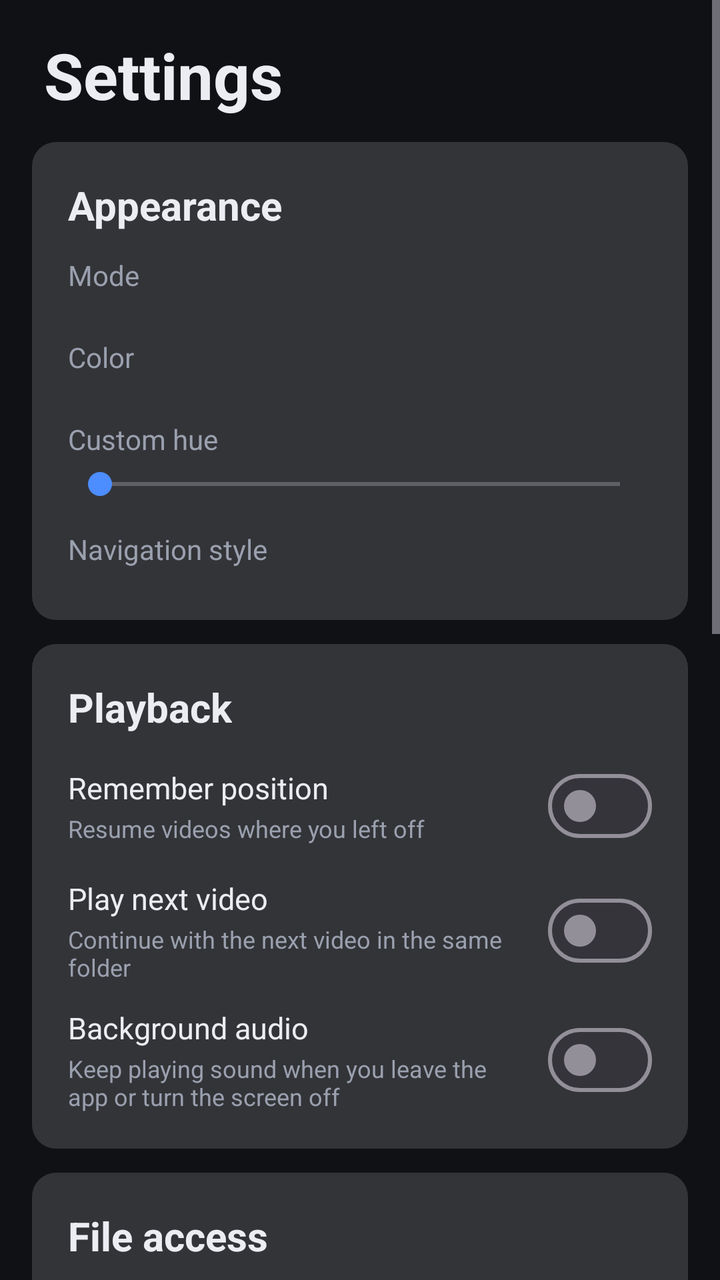
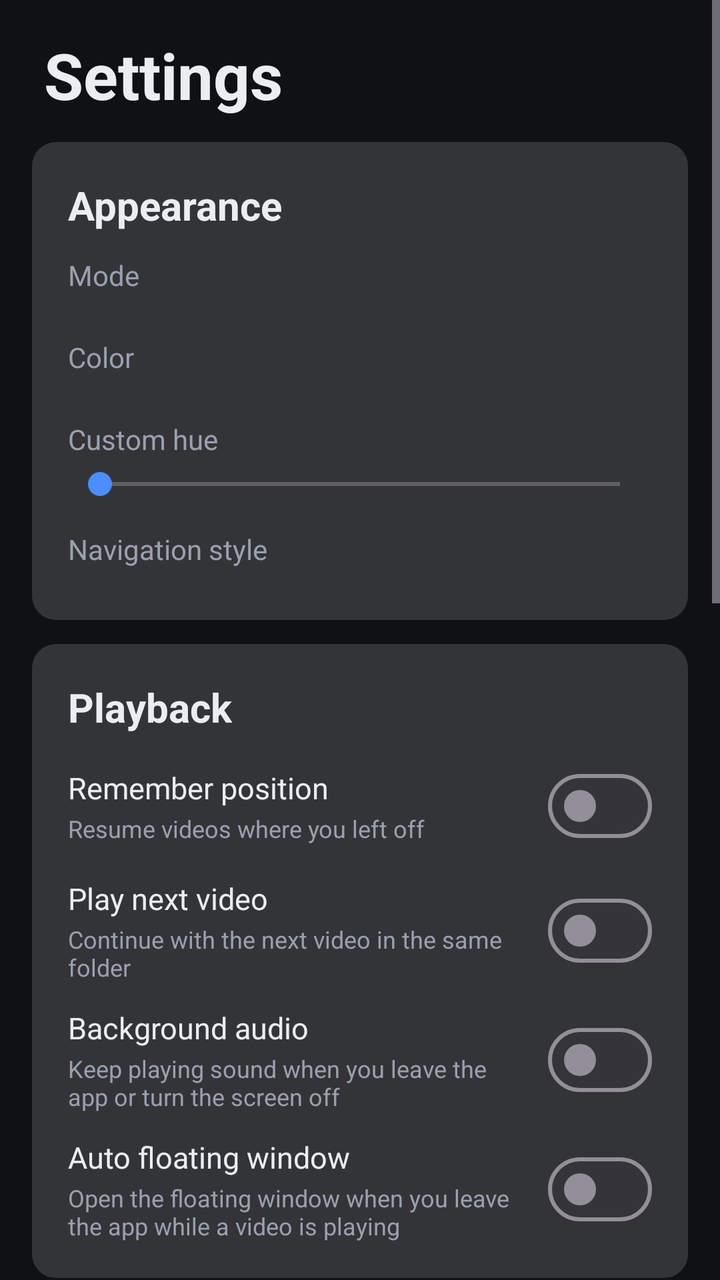

The first picture is an Android layout as it rendered before a commit; the second is the same layout after the commit. The layout source and the unified diff follow.
<!-- AndroidManifest.xml: application theme Theme.LightPlayer -->
<!-- res/layout/fragment_settings.xml -->
<?xml version="1.0" encoding="utf-8"?>
<ScrollView xmlns:android="http://schemas.android.com/apk/res/android"
    android:layout_width="match_parent"
    android:layout_height="match_parent"
    android:clipToPadding="false"
    android:fillViewport="true"
    android:overScrollMode="ifContentScrolls"
    android:paddingBottom="16dp">

    <LinearLayout
        android:layout_width="match_parent"
        android:layout_height="wrap_content"
        android:orientation="vertical"
        android:paddingHorizontal="16dp"
        android:paddingTop="16dp">

        <TextView
            android:layout_width="wrap_content"
            android:layout_height="wrap_content"
            android:layout_marginStart="6dp"
            android:layout_marginBottom="12dp"
            android:tag="text1"
            android:text="@string/settings_title"
            android:textColor="@color/text_primary"
            android:textSize="32sp"
            android:textStyle="bold" />

        
        <LinearLayout
            android:layout_width="match_parent"
            android:layout_height="wrap_content"
            android:layout_marginBottom="12dp"
            android:background="@drawable/bg_count_pill"
            android:orientation="vertical"
            android:padding="18dp"
            android:tag="card">

            <TextView
                android:layout_width="wrap_content"
                android:layout_height="wrap_content"
                android:tag="text1"
                android:text="@string/settings_appearance"
                android:textColor="@color/text_primary"
                android:textSize="20sp"
                android:textStyle="bold" />

            <TextView
                android:layout_width="wrap_content"
                android:layout_height="wrap_content"
                android:layout_marginTop="12dp"
                android:tag="text2"
                android:text="@string/settings_mode"
                android:textColor="@color/text_secondary"
                android:textSize="14sp" />

            <HorizontalScrollView
                android:layout_width="match_parent"
                android:layout_height="wrap_content"
                android:layout_marginTop="8dp"
                android:overScrollMode="never"
                android:scrollbars="none">

                <LinearLayout
                    android:id="@+id/modeChips"
                    android:layout_width="wrap_content"
                    android:layout_height="wrap_content"
                    android:orientation="horizontal" />
            </HorizontalScrollView>

            <TextView
                android:layout_width="wrap_content"
                android:layout_height="wrap_content"
                android:layout_marginTop="14dp"
                android:tag="text2"
                android:text="@string/settings_color"
                android:textColor="@color/text_secondary"
                android:textSize="14sp" />

            <HorizontalScrollView
                android:layout_width="match_parent"
                android:layout_height="wrap_content"
                android:layout_marginTop="8dp"
                android:overScrollMode="never"
                android:scrollbars="none">

                <LinearLayout
                    android:id="@+id/colorChips"
                    android:layout_width="wrap_content"
                    android:layout_height="wrap_content"
                    android:orientation="horizontal" />
            </HorizontalScrollView>

            <TextView
                android:layout_width="wrap_content"
                android:layout_height="wrap_content"
                android:layout_marginTop="14dp"
                android:tag="text2"
                android:text="@string/settings_hue"
                android:textColor="@color/text_secondary"
                android:textSize="14sp" />

            <SeekBar
                android:id="@+id/hueSeek"
                android:layout_width="match_parent"
                android:layout_height="wrap_content"
                android:layout_marginTop="4dp"
                android:max="360"
                android:progressTint="@color/accent"
                android:tag="seek"
                android:thumbTint="@color/accent" />

            <TextView
                android:layout_width="wrap_content"
                android:layout_height="wrap_content"
                android:layout_marginTop="14dp"
                android:tag="text2"
                android:text="@string/settings_nav"
                android:textColor="@color/text_secondary"
                android:textSize="14sp" />

            <HorizontalScrollView
                android:layout_width="match_parent"
                android:layout_height="wrap_content"
                android:layout_marginTop="8dp"
                android:overScrollMode="never"
                android:scrollbars="none">

                <LinearLayout
                    android:id="@+id/navChips"
                    android:layout_width="wrap_content"
                    android:layout_height="wrap_content"
                    android:orientation="horizontal" />
            </HorizontalScrollView>
        </LinearLayout>

        
        <LinearLayout
            android:layout_width="match_parent"
            android:layout_height="wrap_content"
            android:layout_marginBottom="12dp"
            android:background="@drawable/bg_count_pill"
            android:orientation="vertical"
            android:padding="18dp"
            android:tag="card">

            <TextView
                android:layout_width="wrap_content"
                android:layout_height="wrap_content"
                android:tag="text1"
                android:text="@string/settings_playback"
                android:textColor="@color/text_primary"
                android:textSize="20sp"
                android:textStyle="bold" />

            <LinearLayout
                android:layout_width="match_parent"
                android:layout_height="wrap_content"
                android:gravity="center_vertical"
                android:orientation="horizontal"
                android:paddingTop="12dp">

                <LinearLayout
                    android:layout_width="0dp"
                    android:layout_height="wrap_content"
                    android:layout_marginEnd="12dp"
                    android:layout_weight="1"
                    android:orientation="vertical">

                    <TextView
                        android:layout_width="match_parent"
                        android:layout_height="wrap_content"
                        android:tag="text1"
                        android:text="@string/settings_resume"
                        android:textColor="@color/text_primary"
                        android:textSize="15sp" />

                    <TextView
                        android:layout_width="match_parent"
                        android:layout_height="wrap_content"
                        android:layout_marginTop="2dp"
                        android:tag="text2"
                        android:text="@string/settings_resume_sub"
                        android:textColor="@color/text_secondary"
                        android:textSize="12sp" />
                </LinearLayout>

                <com.google.android.material.materialswitch.MaterialSwitch
                    android:id="@+id/switchResume"
                    android:layout_width="wrap_content"
                    android:layout_height="wrap_content"
                    android:tag="switch" />
            </LinearLayout>

            <LinearLayout
                android:layout_width="match_parent"
                android:layout_height="wrap_content"
                android:gravity="center_vertical"
                android:orientation="horizontal"
                android:paddingTop="12dp">

                <LinearLayout
                    android:layout_width="0dp"
                    android:layout_height="wrap_content"
                    android:layout_marginEnd="12dp"
                    android:layout_weight="1"
                    android:orientation="vertical">

                    <TextView
                        android:layout_width="match_parent"
                        android:layout_height="wrap_content"
                        android:tag="text1"
                        android:text="@string/settings_auto_next"
                        android:textColor="@color/text_primary"
                        android:textSize="15sp" />

                    <TextView
                        android:layout_width="match_parent"
                        android:layout_height="wrap_content"
                        android:layout_marginTop="2dp"
                        android:tag="text2"
                        android:text="@string/settings_auto_next_sub"
                        android:textColor="@color/text_secondary"
                        android:textSize="12sp" />
                </LinearLayout>

                <com.google.android.material.materialswitch.MaterialSwitch
                    android:id="@+id/switchAutoNext"
                    android:layout_width="wrap_content"
                    android:layout_height="wrap_content"
                    android:tag="switch" />
            </LinearLayout>

            <LinearLayout
                android:layout_width="match_parent"
                android:layout_height="wrap_content"
                android:gravity="center_vertical"
                android:orientation="horizontal"
                android:paddingTop="12dp">

                <LinearLayout
                    android:layout_width="0dp"
                    android:layout_height="wrap_content"
                    android:layout_marginEnd="12dp"
                    android:layout_weight="1"
                    android:orientation="vertical">

                    <TextView
                        android:layout_width="match_parent"
                        android:layout_height="wrap_content"
                        android:tag="text1"
                        android:text="@string/settings_bg_audio"
                        android:textColor="@color/text_primary"
                        android:textSize="15sp" />

                    <TextView
                        android:layout_width="match_parent"
                        android:layout_height="wrap_content"
                        android:layout_marginTop="2dp"
                        android:tag="text2"
                        android:text="@string/settings_bg_audio_sub"
                        android:textColor="@color/text_secondary"
                        android:textSize="12sp" />
                </LinearLayout>

                <com.google.android.material.materialswitch.MaterialSwitch
                    android:id="@+id/switchBgAudio"
                    android:layout_width="wrap_content"
                    android:layout_height="wrap_content"
                    android:tag="switch" />
            </LinearLayout>
        </LinearLayout>

        
        <LinearLayout
            android:layout_width="match_parent"
            android:layout_height="wrap_content"
            android:layout_marginBottom="12dp"
            android:background="@drawable/bg_count_pill"
            android:orientation="vertical"
            android:padding="18dp"
            android:tag="card">

            <TextView
                android:layout_width="wrap_content"
                android:layout_height="wrap_content"
                android:tag="text1"
                android:text="@string/settings_file_access"
                android:textColor="@color/text_primary"
                android:textSize="20sp"
                android:textStyle="bold" />

            <TextView
                android:id="@+id/fileStatus"
                android:layout_width="match_parent"
                android:layout_height="wrap_content"
                android:layout_marginTop="6dp"
                android:tag="text2"
                android:textColor="@color/text_secondary"
                android:textSize="15sp" />

            <Button
                android:id="@+id/btnGrantAccess"
                style="?attr/materialButtonOutlinedStyle"
                android:layout_width="match_parent"
                android:layout_height="wrap_content"
                android:layout_marginTop="10dp"
                android:tag="btn_outline"
                android:text="@string/settings_grant"
                android:visibility="gone" />
        </LinearLayout>

        
        <LinearLayout
            android:layout_width="match_parent"
            android:layout_height="wrap_content"
            android:layout_marginBottom="12dp"
            android:background="@drawable/bg_count_pill"
            android:orientation="vertical"
            android:padding="18dp"
            android:tag="card">

            <TextView
                android:layout_width="wrap_content"
                android:layout_height="wrap_content"
                android:tag="text1"
                android:text="@string/settings_tts_header"
                android:textColor="@color/text_primary"
                android:textSize="20sp"
                android:textStyle="bold" />

            <LinearLayout
                android:id="@+id/engineRow"
                android:layout_width="match_parent"
                android:layout_height="wrap_content"
                android:background="?attr/selectableItemBackground"
                android:clickable="true"
                android:focusable="true"
                android:gravity="center_vertical"
                android:orientation="horizontal"
                android:paddingVertical="14dp">

                <TextView
                    android:layout_width="0dp"
                    android:layout_height="wrap_content"
                    android:layout_weight="1"
                    android:tag="text1"
                    android:text="@string/settings_engine"
                    android:textColor="@color/text_primary"
                    android:textSize="15sp" />

                <TextView
                    android:id="@+id/engineValue"
                    android:layout_width="wrap_content"
                    android:layout_height="wrap_content"
                    android:tag="accent_text"
                    android:text="@string/settings_default_engine"
                    android:textColor="@color/text_secondary"
                    android:textSize="14sp" />
            </LinearLayout>

            <TextView
                android:layout_width="wrap_content"
                android:layout_height="wrap_content"
                android:layout_marginTop="6dp"
                android:tag="text2"
                android:text="@string/settings_rate"
                android:textColor="@color/text_secondary"
                android:textSize="14sp" />

            <LinearLayout
                android:layout_width="match_parent"
                android:layout_height="wrap_content"
                android:gravity="center_vertical"
                android:orientation="horizontal">

                <SeekBar
                    android:id="@+id/rateSeek"
                    android:layout_width="0dp"
                    android:layout_height="wrap_content"
                    android:layout_weight="1"
                    android:max="100"
                    android:progress="33"
                    android:progressTint="@color/accent"
                    android:tag="seek"
                    android:thumbTint="@color/accent" />

                <TextView
                    android:id="@+id/rateValue"
                    android:layout_width="60dp"
                    android:layout_height="wrap_content"
                    android:gravity="end"
                    android:tag="text1"
                    android:text="@string/settings_rate_default"
                    android:textColor="@color/text_secondary"
                    android:textSize="13sp" />
            </LinearLayout>

            <TextView
                android:layout_width="wrap_content"
                android:layout_height="wrap_content"
                android:layout_marginTop="10dp"
                android:tag="text2"
                android:text="@string/settings_pitch"
                android:textColor="@color/text_secondary"
                android:textSize="14sp" />

            <LinearLayout
                android:layout_width="match_parent"
                android:layout_height="wrap_content"
                android:gravity="center_vertical"
                android:orientation="horizontal">

                <SeekBar
                    android:id="@+id/pitchSeek"
                    android:layout_width="0dp"
                    android:layout_height="wrap_content"
                    android:layout_weight="1"
                    android:max="100"
                    android:progress="33"
                    android:progressTint="@color/accent_tts"
                    android:tag="seek_tts"
                    android:thumbTint="@color/accent_tts" />

                <TextView
                    android:id="@+id/pitchValue"
                    android:layout_width="60dp"
                    android:layout_height="wrap_content"
                    android:gravity="end"
                    android:tag="text1"
                    android:text="@string/settings_rate_default"
                    android:textColor="@color/text_secondary"
                    android:textSize="13sp" />
            </LinearLayout>
        </LinearLayout>

        
        <LinearLayout
            android:layout_width="match_parent"
            android:layout_height="wrap_content"
            android:layout_marginBottom="12dp"
            android:background="@drawable/bg_count_pill"
            android:orientation="vertical"
            android:padding="18dp"
            android:tag="card">

            <TextView
                android:layout_width="wrap_content"
                android:layout_height="wrap_content"
                android:tag="text1"
                android:text="@string/settings_storage_header"
                android:textColor="@color/text_primary"
                android:textSize="20sp"
                android:textStyle="bold" />

            <TextView
                android:id="@+id/storageInfo"
                android:layout_width="match_parent"
                android:layout_height="wrap_content"
                android:layout_marginTop="6dp"
                android:tag="text2"
                android:text="@string/settings_generated_fmt"
                android:textColor="@color/text_secondary"
                android:textSize="15sp" />

            <Button
                android:id="@+id/clearTts"
                style="?attr/materialButtonOutlinedStyle"
                android:layout_width="match_parent"
                android:layout_height="wrap_content"
                android:layout_marginTop="12dp"
                android:tag="btn_outline"
                android:text="@string/settings_clear_tts" />

            <Button
                android:id="@+id/clearCache"
                style="?attr/materialButtonOutlinedStyle"
                android:layout_width="match_parent"
                android:layout_height="wrap_content"
                android:layout_marginTop="8dp"
                android:tag="btn_outline"
                android:text="@string/settings_clear_cache" />
        </LinearLayout>

        
        <LinearLayout
            android:layout_width="match_parent"
            android:layout_height="wrap_content"
            android:layout_marginBottom="12dp"
            android:background="@drawable/bg_count_pill"
            android:orientation="vertical"
            android:padding="18dp"
            android:tag="card">

            <TextView
                android:layout_width="wrap_content"
                android:layout_height="wrap_content"
                android:tag="text1"
                android:text="@string/settings_about_header"
                android:textColor="@color/text_primary"
                android:textSize="20sp"
                android:textStyle="bold" />

            <TextView
                android:id="@+id/versionText"
                android:layout_width="wrap_content"
                android:layout_height="wrap_content"
                android:layout_marginTop="6dp"
                android:tag="text2"
                android:textColor="@color/text_secondary"
                android:textSize="15sp" />

            <TextView
                android:layout_width="match_parent"
                android:layout_height="wrap_content"
                android:layout_marginTop="2dp"
                android:tag="text2"
                android:text="@string/settings_about"
                android:textColor="@color/text_secondary"
                android:textSize="15sp" />
        </LinearLayout>
    </LinearLayout>
</ScrollView>
<!-- resources referenced by this layout -->
<resources>
  <color name="accent">#4C8DFF</color>
  <color name="accent_tts">#FFA24C</color>
  <color name="text_primary">#ECEDF2</color>
  <color name="text_secondary">#9AA0AE</color>
  <!-- drawable bg_count_pill (drawable) -->
  <?xml version="1.0" encoding="utf-8"?>
  <shape xmlns:android="http://schemas.android.com/apk/res/android" android:shape="rectangle">
      <solid android:color="#26FFFFFF" />
      <corners android:radius="12dp" />
  </shape>
  <string name="settings_about">Lightweight local media player with subtitle-based TTS audio generation.</string>
  <string name="settings_about_header">About</string>
  <string name="settings_appearance">Appearance</string>
  <string name="settings_auto_next">Play next video</string>
  <string name="settings_auto_next_sub">Continue with the next video in the same folder</string>
  <string name="settings_bg_audio">Background audio</string>
  <string name="settings_bg_audio_sub">Keep playing sound when you leave the app or turn the screen off</string>
  <string name="settings_clear_cache">Clear temporary cache</string>
  <string name="settings_clear_tts">Clear generated TTS files</string>
  <string name="settings_color">Color</string>
  <string name="settings_default_engine">System default</string>
  <string name="settings_engine">TTS engine</string>
  <string name="settings_file_access">File access</string>
  <string name="settings_generated_fmt">Generated tracks: %1$d (%2$s)</string>
  <string name="settings_grant">Allow access</string>
  <string name="settings_hue">Custom hue</string>
  <string name="settings_mode">Mode</string>
  <string name="settings_nav">Navigation style</string>
  <string name="settings_pitch">Speech pitch</string>
  <string name="settings_playback">Playback</string>
  <string name="settings_rate">Speech rate</string>
  <string name="settings_rate_default">1.00x</string>
  <string name="settings_resume">Remember position</string>
  <string name="settings_resume_sub">Resume videos where you left off</string>
  <string name="settings_storage_header">Storage</string>
  <string name="settings_title">Settings</string>
  <string name="settings_tts_header">Text-to-speech</string>
  <style name="Theme.LightPlayer" parent="Theme.Material3.Dark.NoActionBar">
          <item name="colorPrimary">@color/accent</item>
          <item name="colorOnPrimary">#FFFFFF</item>
          <item name="colorSecondary">@color/accent</item>
          <item name="colorSurface">@color/surface</item>
          <item name="colorOnSurface">@color/text_primary</item>
          <item name="colorOnSurfaceVariant">@color/text_secondary</item>
          <item name="android:colorBackground">@color/bg</item>
          <item name="android:statusBarColor">@color/bg</item>
          <item name="android:navigationBarColor">@color/bg</item>
          <item name="android:windowBackground">@color/bg</item>
          <item name="android:forceDarkAllowed">false</item>
      </style>
  <color name="surface">#171A21</color>
  <color name="bg">#0F1115</color>
</resources>

<!-- the commit's change to res/layout/fragment_settings.xml (unified diff, before → after) -->
@@ -268,6 +268,45 @@
                     android:layout_height="wrap_content"
                     android:tag="switch" />
             </LinearLayout>
+
+            <LinearLayout
+                android:layout_width="match_parent"
+                android:layout_height="wrap_content"
+                android:gravity="center_vertical"
+                android:orientation="horizontal"
+                android:paddingTop="12dp">
+
+                <LinearLayout
+                    android:layout_width="0dp"
+                    android:layout_height="wrap_content"
+                    android:layout_marginEnd="12dp"
+                    android:layout_weight="1"
+                    android:orientation="vertical">
+
+                    <TextView
+                        android:layout_width="match_parent"
+                        android:layout_height="wrap_content"
+                        android:tag="text1"
+                        android:text="@string/settings_auto_pip"
+                        android:textColor="@color/text_primary"
+                        android:textSize="15sp" />
+
+                    <TextView
+                        android:layout_width="match_parent"
+                        android:layout_height="wrap_content"
+                        android:layout_marginTop="2dp"
+                        android:tag="text2"
+                        android:text="@string/settings_auto_pip_sub"
+                        android:textColor="@color/text_secondary"
+                        android:textSize="12sp" />
+                </LinearLayout>
+
+                <com.google.android.material.materialswitch.MaterialSwitch
+                    android:id="@+id/switchAutoPip"
+                    android:layout_width="wrap_content"
+                    android:layout_height="wrap_content"
+                    android:tag="switch" />
+            </LinearLayout>
         </LinearLayout>
 
         
<!-- resource entries referenced after the edit -->
@@ -15,6 +15,8 @@
   <string name="settings_appearance">Appearance</string>
   <string name="settings_auto_next">Play next video</string>
   <string name="settings_auto_next_sub">Continue with the next video in the same folder</string>
+  <string name="settings_auto_pip">Auto floating window</string>
+  <string name="settings_auto_pip_sub">Open the floating window when you leave the app while a video is playing</string>
   <string name="settings_bg_audio">Background audio</string>
   <string name="settings_bg_audio_sub">Keep playing sound when you leave the app or turn the screen off</string>
   <string name="settings_clear_cache">Clear temporary cache</string>
